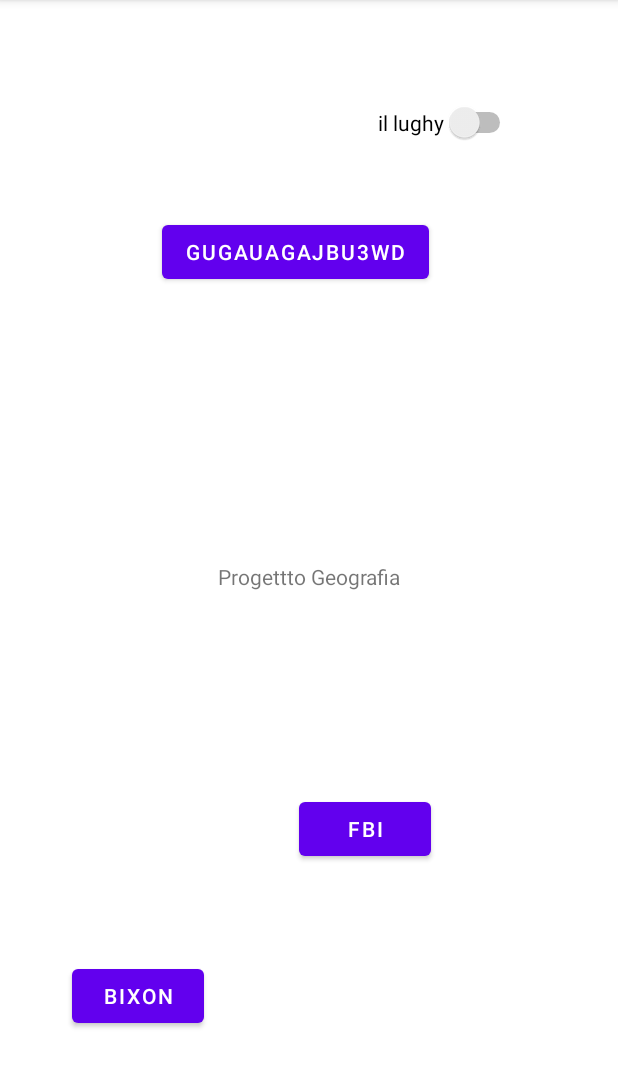
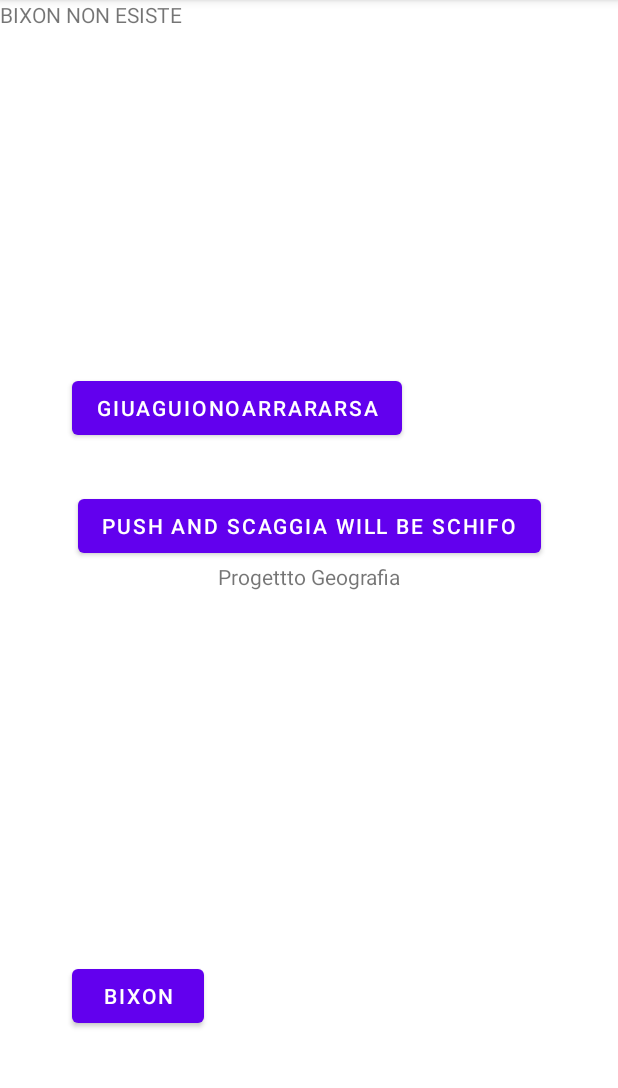
Before and after one commit to SGiuri/ProgettoGeografia, an Android app: the screen it shows after launch (MainActivity), on a phone screen of 412 x 824 dp, the part 84-1172 px from its top. Run offline under Robolectric (Android 15) with nearby library versions, the phone set to English and light mode, and no system bars.

Commit message:
modificato scaggia

```diff
--- a/app/src/main/AndroidManifest.xml
+++ b/app/src/main/AndroidManifest.xml
@@ -9,6 +9,7 @@
         android:roundIcon="@mipmap/ic_launcher_round"
         android:supportsRtl="true"
         android:theme="@style/Theme.ProgettoGeografia">
+        <activity android:name=".AspettiPolitici"></activity>
         <activity android:name=".MainActivity">
             <intent-filter>
                 <action android:name="android.intent.action.MAIN" />
--- /dev/null
+++ b/app/src/main/java/com/example/progettogeografia/AspettiPolitici.java
@@ -0,0 +1,14 @@
+package com.example.progettogeografia;
+
+import androidx.appcompat.app.AppCompatActivity;
+
+import android.os.Bundle;
+
+public class AspettiPolitici extends AppCompatActivity {
+
+    @Override
+    protected void onCreate(Bundle savedInstanceState) {
+        super.onCreate(savedInstanceState);
+        setContentView(R.layout.activity_aspetti_politici);
+    }
+}
--- /dev/null
+++ b/app/src/main/res/layout/activity_aspetti_politici.xml
@@ -0,0 +1,9 @@
+<?xml version="1.0" encoding="utf-8"?>
+<androidx.constraintlayout.widget.ConstraintLayout xmlns:android="http://schemas.android.com/apk/res/android"
+    xmlns:app="http://schemas.android.com/apk/res-auto"
+    xmlns:tools="http://schemas.android.com/tools"
+    android:layout_width="match_parent"
+    android:layout_height="match_parent"
+    tools:context=".AspettiPolitici">
+
+</androidx.constraintlayout.widget.ConstraintLayout>
--- a/app/src/main/res/layout/activity_main.xml
+++ b/app/src/main/res/layout/activity_main.xml
@@ -7,6 +7,7 @@
     tools:context=".MainActivity">
 
     <TextView
+        android:id="@+id/textView4"
         android:layout_width="wrap_content"
         android:layout_height="wrap_content"
         android:text="Progettto Geografia"
@@ -15,25 +16,13 @@
         app:layout_constraintRight_toRightOf="parent"
         app:layout_constraintTop_toTopOf="parent" />
 
-    <Switch
-        android:id="@+id/switch2"
+    <TextView
+        android:id="@+id/textView"
         android:layout_width="wrap_content"
         android:layout_height="wrap_content"
-        android:layout_marginTop="68dp"
-        android:layout_marginEnd="68dp"
-        android:text="il lughy"
-        app:layout_constraintEnd_toEndOf="parent"
-        app:layout_constraintTop_toTopOf="parent" />
-
-    <Button
-        android:id="@+id/button2"
-        android:layout_width="wrap_content"
-        android:layout_height="wrap_content"
-        android:layout_marginStart="108dp"
-        android:layout_marginTop="144dp"
-        android:text="guGAUAGAJBU3WD"
-        app:layout_constraintStart_toStartOf="parent"
-        app:layout_constraintTop_toTopOf="parent" />
+        android:text="BIXON NON ESISTE"
+        tools:layout_editor_absoluteX="59dp"
+        tools:layout_editor_absoluteY="89dp" />
 
     <Button
         android:id="@+id/button"
@@ -49,12 +38,20 @@
         android:id="@+id/button4"
         android:layout_width="wrap_content"
         android:layout_height="wrap_content"
-        android:text="FBI"
-        app:layout_constraintBottom_toBottomOf="parent"
+        android:text="push and scaggia will be schifo"
+        app:layout_constraintBottom_toTopOf="@+id/textView4"
         app:layout_constraintEnd_toEndOf="parent"
-        app:layout_constraintHorizontal_bias="0.616"
         app:layout_constraintStart_toStartOf="parent"
-        app:layout_constraintTop_toTopOf="parent"
-        app:layout_constraintVertical_bias="0.734" />
+        app:layout_constraintTop_toBottomOf="@+id/button2" />
+
+    <Button
+        android:id="@+id/button4"
+        android:layout_width="wrap_content"
+        android:layout_height="wrap_content"
+        android:layout_marginTop="248dp"
+        android:layout_marginEnd="144dp"
+        android:text="GIUAGUIONOARRARARSA"
+        app:layout_constraintEnd_toEndOf="parent"
+        app:layout_constraintTop_toTopOf="parent" />
 
 </androidx.constraintlayout.widget.ConstraintLayout>
```
